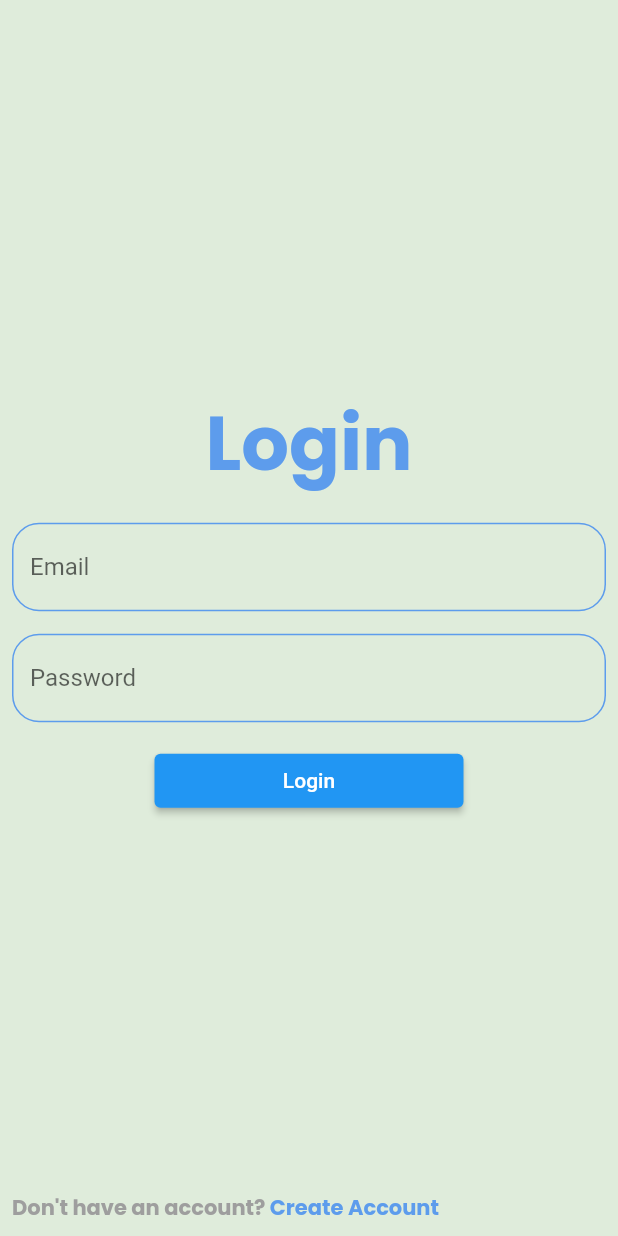
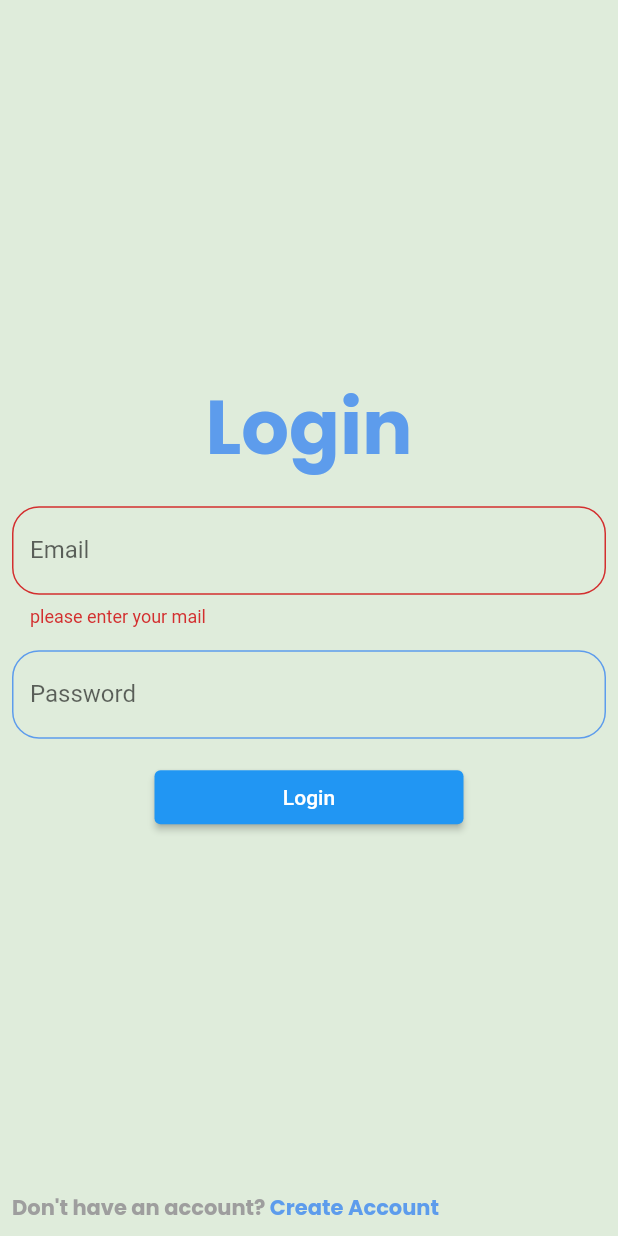
Before and after one commit to mohannadahmed00/Todo-App, a Flutter app: the screen it shows after launch, after a tap on "Login", on a phone screen of 412 x 824 dp. Run offline on Flutter 3.47's test engine with Material 2 defaults, Android fonts, the phone set to English and light mode, and no system bars; our stand-ins replace calendar_timeline, cloud_firestore, firebase_core, flutter_slidable, font_awesome_flutter, google_fonts and 1 more; accounts and stored records are empty; generated files the repository leaves out were written again.

```diff
--- /dev/null
+++ b/lib/providers/login_provider.dart
@@ -0,0 +1,6 @@
+import 'package:flutter/material.dart';
+
+class LoginProvider extends ChangeNotifier{
+  var formKey = GlobalKey<FormState>();
+
+}
--- /dev/null
+++ b/lib/providers/sign_up_provider.dart
@@ -0,0 +1,6 @@
+import 'package:flutter/material.dart';
+
+class SignUpProvider extends ChangeNotifier{
+  var formKey = GlobalKey<FormState>();
+
+}
--- a/lib/screens/login_layout.dart
+++ b/lib/screens/login_layout.dart
@@ -1,4 +1,6 @@
 import 'package:flutter/material.dart';
+import 'package:provider/provider.dart';
+import 'package:todo_app/providers/login_provider.dart';
 import '../shared/styles/app_colors.dart';
 import 'package:flutter_gen/gen_l10n/app_localizations.dart';
 
@@ -7,11 +9,15 @@ class LoginLayout extends StatelessWidget {
 
   @override
   Widget build(BuildContext context) {
+    return ChangeNotifierProvider(
+      create: (context)=>LoginProvider(),
+      builder: (context,child){
+        var loginProvider = Provider.of<LoginProvider>(context);
         return Scaffold(
           body: Padding(
             padding: const EdgeInsets.all(8.0),
             child: Form(
-          //key: sheetProvider.formKey,
+              key: loginProvider.formKey,
               child: Column(
                 mainAxisAlignment: MainAxisAlignment.end,
                 children: [
@@ -31,7 +37,14 @@ class LoginLayout extends StatelessWidget {
                         ),
                         TextFormField(
                           validator: (value) {
-                        //final RegExp emailRegExp = RegExp(r'^[\w-\.]+@([\w-]+\.)+[\w-]{2,4}$', caseSensitive: false, unicode: true, dotAll: true,);
+                            final RegExp emailRegExp = RegExp(r"^[a-zA-Z0-9.a-zA-Z0-9!#$%&'*+-/=?^_`{|}~]+@[a-zA-Z0-9]+\.com+");
+                            if(value!.isEmpty){
+                              return "please enter your mail";
+                            }
+                            if(!emailRegExp.hasMatch(value)){
+                              return "please enter valid mail";
+                            }
+                            return null;
                           },
                           decoration: InputDecoration(
                             label: Text(AppLocalizations.of(context)!.email),
@@ -49,8 +62,9 @@ class LoginLayout extends StatelessWidget {
                           height: 15,
                         ),
                         TextFormField(
+                          obscureText: true,
                           validator: (value) {
-                        //final RegExp passwordRegExp = RegExp(r'^(?=.*?[A-Z])(?=.*?[a-z])(?=.*?[0-9])(?=.*?[!@#\$&*~]).{8,}$', caseSensitive: true, unicode: true, dotAll: true,);
+
                           },
                           decoration: InputDecoration(
                             label: Text(AppLocalizations.of(context)!.password),
@@ -71,26 +85,11 @@ class LoginLayout extends StatelessWidget {
                             width: MediaQuery.of(context).size.width * .5,
                             child: ElevatedButton(
                                 onPressed: () {
-                              /*if (sheetProvider.formKey.currentState!.validate()) {
-                            if (task != null) {
-                              TaskModel task = TaskModel(
-                                  id: this.task!.id,
-                                  date: sheetProvider
-                                      .selectedDate.millisecondsSinceEpoch,
-                                  title: sheetProvider.title,
-                                  status: false);
-                              taskProvider
-                                  .editTask(task)
-                                  .then((value) => Navigator.pop(context));
-                            } else {
-                              TaskModel task = TaskModel(
-                                  date: sheetProvider
-                                      .selectedDate.millisecondsSinceEpoch,
-                                  title: sheetProvider.title,
-                                  status: false);
-                              taskProvider.addTask(task);
+                                  if (loginProvider.formKey.currentState!.validate()) {
+                                    print("valid");
+                                  }else{
+                                    print("invalid");
                                   }
-                          }*/
                                 },
                                 child: Text(AppLocalizations.of(context)!.login))),
                       ],
@@ -119,5 +118,7 @@ class LoginLayout extends StatelessWidget {
             ),
           ),
         );
+      },
+    );
   }
 }
```
Lines whose indentation alone changed are shown as unchanged.
